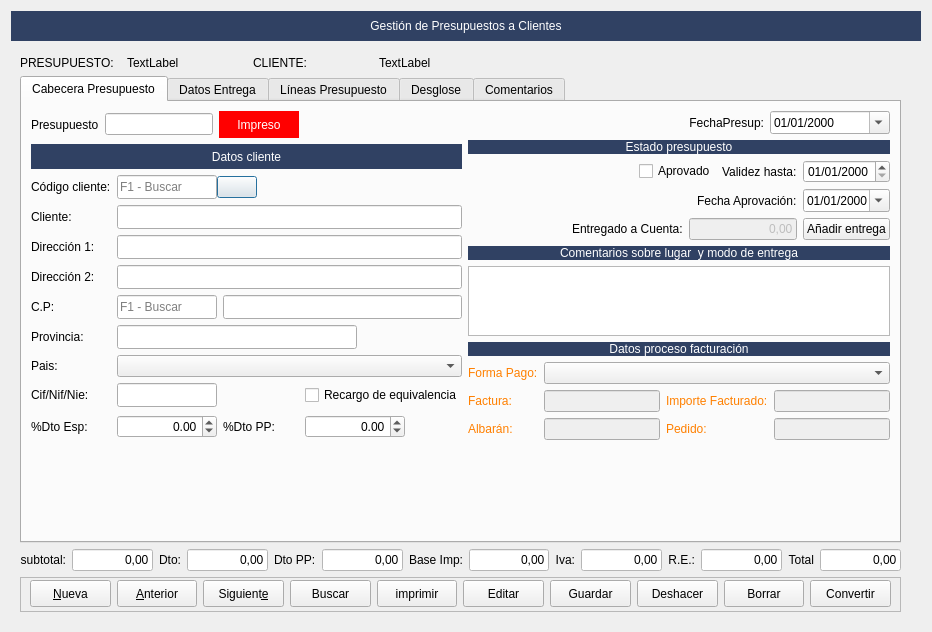
arcnexus/RedFoX, file Zona_Ventas/frmpresupuestoscli.ui: the form before one commit.
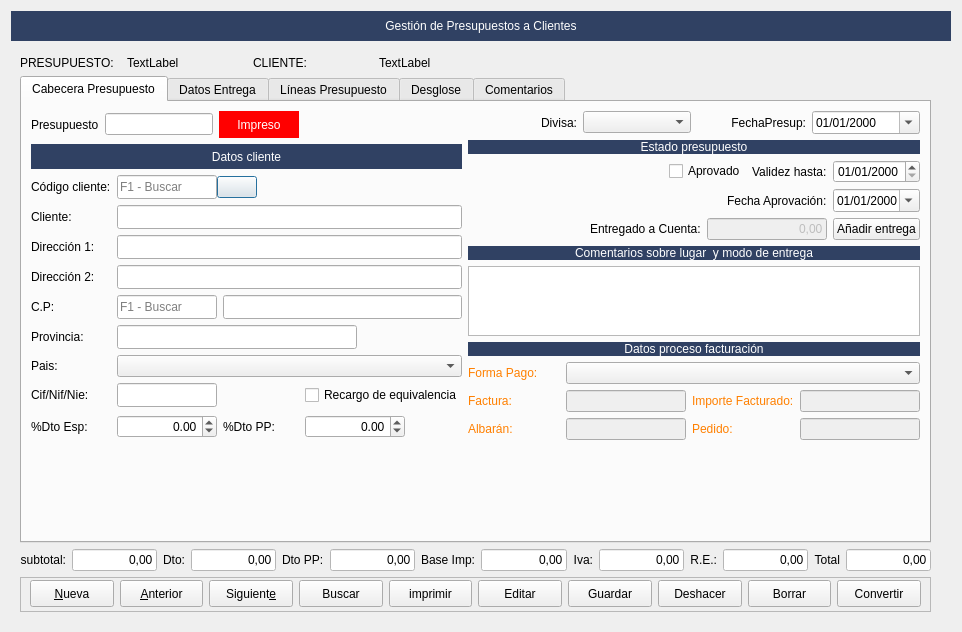
The form after the commit. Icons and pictures are not drawn.

Commit message: Divisas en documentos ventas

Patch:
```diff
--- a/Zona_Ventas/frmpresupuestoscli.ui
+++ b/Zona_Ventas/frmpresupuestoscli.ui
@@ -6,7 +6,7 @@
    <rect>
     <x>0</x>
     <y>0</y>
-    <width>932</width>
+    <width>962</width>
     <height>632</height>
    </rect>
   </property>
@@ -572,6 +572,19 @@
              </item>
              <item row="0" column="0">
               <layout class="QHBoxLayout" name="horizontalLayout_9">
+               <item>
+                <widget class="QLabel" name="label_7">
+                 <property name="text">
+                  <string>Divisa:</string>
+                 </property>
+                 <property name="alignment">
+                  <set>Qt::AlignRight|Qt::AlignTrailing|Qt::AlignVCenter</set>
+                 </property>
+                </widget>
+               </item>
+               <item>
+                <widget class="QComboBox" name="cboDivisa"/>
+               </item>
                <item>
                 <widget class="QLabel" name="label_21">
                  <property name="text">
```
The commit also changes 23 other files.
